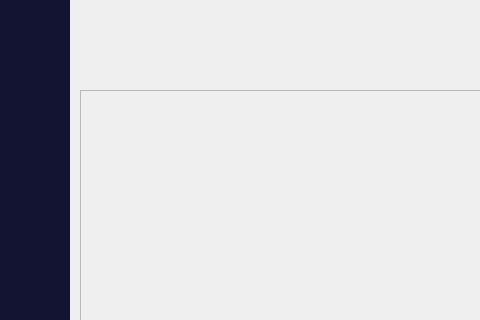
First picture: the form in asa_application/analisis_demo.ui, repository razulued/qt_application, before the edit; both pictures show x 0 to 480 and y 0 to 320 of the 800 by 600 pixel window.
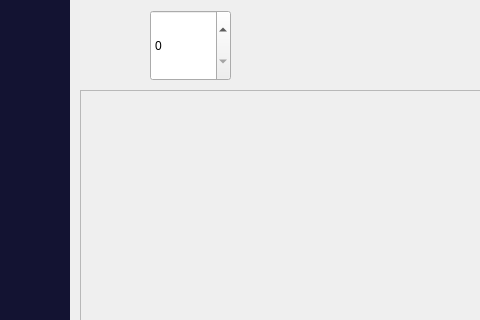
Second picture: the form after the edit. Icons and pictures are not drawn.

```diff
--- a/asa_application/analisis_demo.ui
+++ b/asa_application/analisis_demo.ui
@@ -282,6 +282,37 @@
     </rect>
    </property>
   </widget>
+  <widget class="QDoubleSpinBox" name="control_A000">
+   <property name="geometry">
+    <rect>
+     <x>150</x>
+     <y>10</y>
+     <width>81</width>
+     <height>71</height>
+    </rect>
+   </property>
+   <property name="accelerated">
+    <bool>true</bool>
+   </property>
+   <property name="prefix">
+    <string/>
+   </property>
+   <property name="suffix">
+    <string/>
+   </property>
+   <property name="decimals">
+    <number>0</number>
+   </property>
+   <property name="minimum">
+    <double>0.000000000000000</double>
+   </property>
+   <property name="maximum">
+    <double>9999999999.000000000000000</double>
+   </property>
+   <property name="singleStep">
+    <double>1.000000000000000</double>
+   </property>
+  </widget>
   <zorder>show_menu</zorder>
   <zorder>frame</zorder>
   <zorder>left_menu</zorder>
```
Left out of the diff: 4 changed lines with no effect on the pictures.
